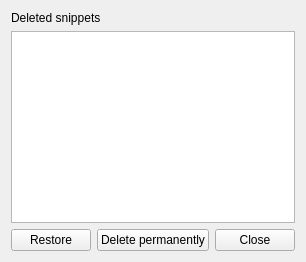
Above: core/ui/snips/dialogs/deleted_snippets.ui from RearmostP/PySnips before the change. Below: the same form after it.
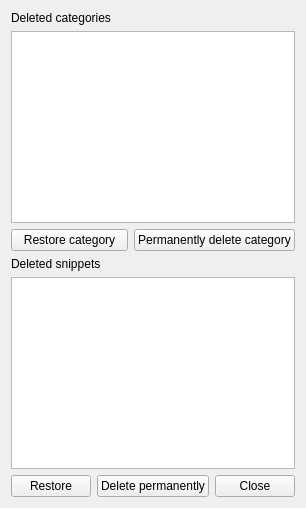
That is the form after the change.

Commit message: Add category pinning and soft-delete trash management

What changed in the file:
```diff
--- a/core/ui/snips/dialogs/deleted_snippets.ui
+++ b/core/ui/snips/dialogs/deleted_snippets.ui
@@ -3,6 +3,29 @@
  <class>DeletedSnippets</class>
  <widget class="QWidget" name="DeletedSnippets">
   <layout class="QVBoxLayout" name="layout">
+   <item>
+    <widget class="QLabel" name="categories_heading">
+     <property name="text"><string>Deleted categories</string></property>
+     <property name="i18nKey" stdset="0"><string>trash.categories</string></property>
+    </widget>
+   </item>
+   <item><widget class="QListWidget" name="categories" /></item>
+   <item>
+    <layout class="QHBoxLayout" name="category_actions">
+     <item>
+      <widget class="QPushButton" name="restore_category">
+       <property name="text"><string>Restore category</string></property>
+       <property name="i18nKey" stdset="0"><string>category.restore</string></property>
+      </widget>
+     </item>
+     <item>
+      <widget class="QPushButton" name="permanent_category">
+       <property name="text"><string>Permanently delete category</string></property>
+       <property name="i18nKey" stdset="0"><string>category.permanent</string></property>
+      </widget>
+     </item>
+    </layout>
+   </item>
    <item>
     <widget class="QLabel" name="heading">
      <property name="text">
```
Left out of the diff: 2 changed lines with no effect on the pictures. The commit also changes 13 other files.
